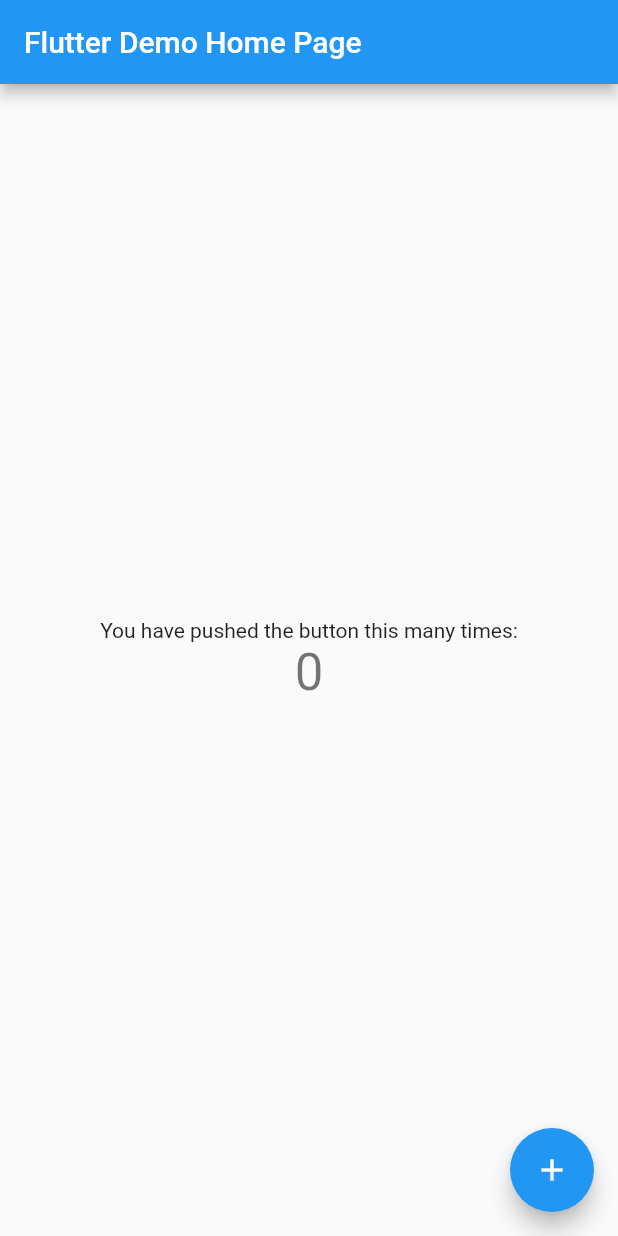
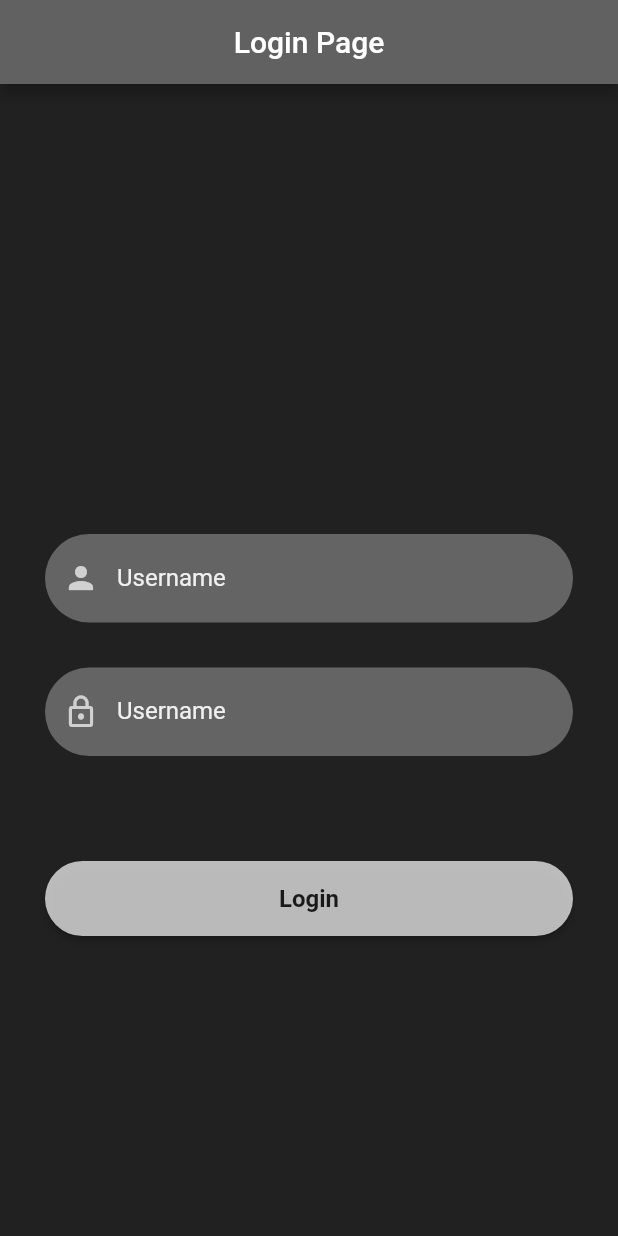
Before and after one commit to Sufiyankallada/flutter-app, a Flutter app: the screen it shows after launch, on a phone screen of 412 x 824 dp. Run offline on Flutter 3.47's test engine with Material 2 defaults, Android fonts, the light colour scheme and no system bars.

Commit message:
second commit,  reusable file and login page added

```diff
--- a/lib/main.dart
+++ b/lib/main.dart
@@ -1,4 +1,5 @@
 import 'package:flutter/material.dart';
+import 'package:model2/screens/loginpage.dart';
 
 void main() {
   runApp(const MyApp());
@@ -24,7 +25,7 @@
         // is not restarted.
         primarySwatch: Colors.blue,
       ),
-      home: const MyHomePage(title: 'Flutter Demo Home Page'),
+      home: const LoginPage(),
     );
   }
 }
--- /dev/null
+++ b/lib/reusables.dart
@@ -0,0 +1,106 @@
+import 'package:flutter/material.dart';
+
+TextField reusableTextField(String text, IconData icon, bool isPassword,
+    TextEditingController controller) {
+  return TextField(
+    controller: controller,
+    obscureText: isPassword,
+    enableSuggestions: !isPassword,
+    autocorrect: !isPassword,
+    cursorColor: Colors.white,
+    style: TextStyle(color: Colors.white.withOpacity(0.9)),
+    decoration: InputDecoration(
+      prefixIcon: Icon(
+        icon,
+        color: Colors.white70,
+      ),
+      hintText: text,
+      labelText: text,
+      labelStyle: TextStyle(
+        color: Colors.white.withOpacity(0.9),
+      ),
+      filled: true,
+      floatingLabelBehavior: FloatingLabelBehavior.never,
+      fillColor: Colors.white.withOpacity(0.3),
+      border: OutlineInputBorder(
+        borderRadius: BorderRadius.circular(30),
+        borderSide: const BorderSide(width: 0, style: BorderStyle.none),
+      ),
+    ),
+    keyboardType:
+        isPassword ? TextInputType.visiblePassword : TextInputType.emailAddress,
+  );
+}
+
+Container signInSignUpButton(
+    String text, BuildContext context, Function onTap) {
+  return Container(
+    width: MediaQuery.of(context).size.width,
+    height: 50,
+    margin: const EdgeInsets.fromLTRB(0, 10, 0, 20),
+    decoration: BoxDecoration(
+      borderRadius: BorderRadius.circular(90),
+    ),
+    child: ElevatedButton(
+      onPressed: () {
+        onTap();
+      },
+      style: ButtonStyle(
+          backgroundColor: MaterialStateProperty.resolveWith((states) {
+            if (states.contains(MaterialState.pressed)) {
+              return Colors.black26;
+            }
+            return Colors.white70;
+          }),
+          shape: MaterialStateProperty.all(
+            RoundedRectangleBorder(
+              borderRadius: BorderRadius.circular(30),
+            ),
+          )),
+      child: Text(
+        text,
+        style: const TextStyle(
+          color: Colors.black87,
+          fontWeight: FontWeight.bold,
+          fontSize: 16,
+        ),
+      ),
+    ),
+  );
+}
+
+Container buttons(BuildContext context, String text, Function onTap) {
+  return Container(
+    width: MediaQuery.of(context).size.width,
+    height: 50,
+    margin: const EdgeInsets.fromLTRB(0, 10, 0, 20),
+    decoration: BoxDecoration(
+      borderRadius: BorderRadius.circular(90),
+    ),
+    child: ElevatedButton(
+      onPressed: () {
+        onTap();
+      },
+      style: ButtonStyle(
+          backgroundColor: MaterialStateProperty.resolveWith((states) {
+            if (states.contains(MaterialState.pressed)) {
+              return Colors.white;
+            }
+            return Colors.grey[300];
+          }),
+          shape: MaterialStateProperty.all(
+            RoundedRectangleBorder(
+              borderRadius: BorderRadius.circular(30),
+            ),
+          )),
+      child: Text(
+        text,
+        style: const TextStyle(
+          color: Colors.black87,
+          fontWeight: FontWeight.bold,
+          fontSize: 16,
+        ),
+      ),
+    ),
+  );
+}
--- /dev/null
+++ b/lib/screens/loginpage.dart
@@ -0,0 +1,57 @@
+import 'package:flutter/material.dart';
+
+import '../reusables.dart';
+
+class LoginPage extends StatefulWidget {
+  const LoginPage({super.key});
+
+  @override
+  State<LoginPage> createState() => _LoginPageState();
+}
+
+class _LoginPageState extends State<LoginPage> {
+  TextEditingController username = TextEditingController();
+  TextEditingController password = TextEditingController();
+  @override
+  Widget build(BuildContext context) {
+    return Scaffold(
+      backgroundColor: Colors.grey[900],
+      appBar: AppBar(
+        backgroundColor: Colors.grey[700],
+        title: const Text("Login Page"),
+        centerTitle: true,
+      ),
+      body: SingleChildScrollView(
+        child: Padding(
+          padding: const EdgeInsets.fromLTRB(30, 300, 30, 0),
+          child: Column(
+            children: [
+              reusableTextField(
+                "Username",
+                Icons.person,
+                false,
+                username,
+              ),
+              const SizedBox(
+                height: 30,
+              ),
+              reusableTextField(
+                "Username",
+                Icons.lock_outline,
+                false,
+                password,
+              ),
+              const SizedBox(
+                height: 30,
+              ),
+              const SizedBox(
+                height: 30,
+              ),
+              signInSignUpButton("Login", context, () {}),
+            ],
+          ),
+        ),
+      ),
+    );
+  }
+}
```
